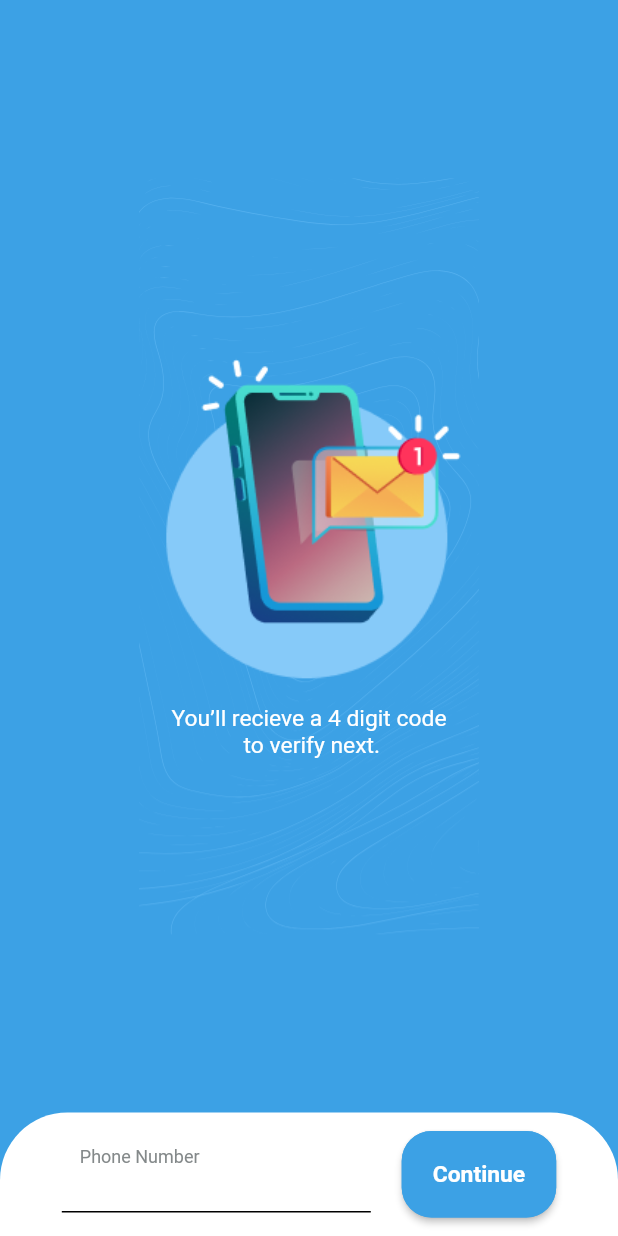
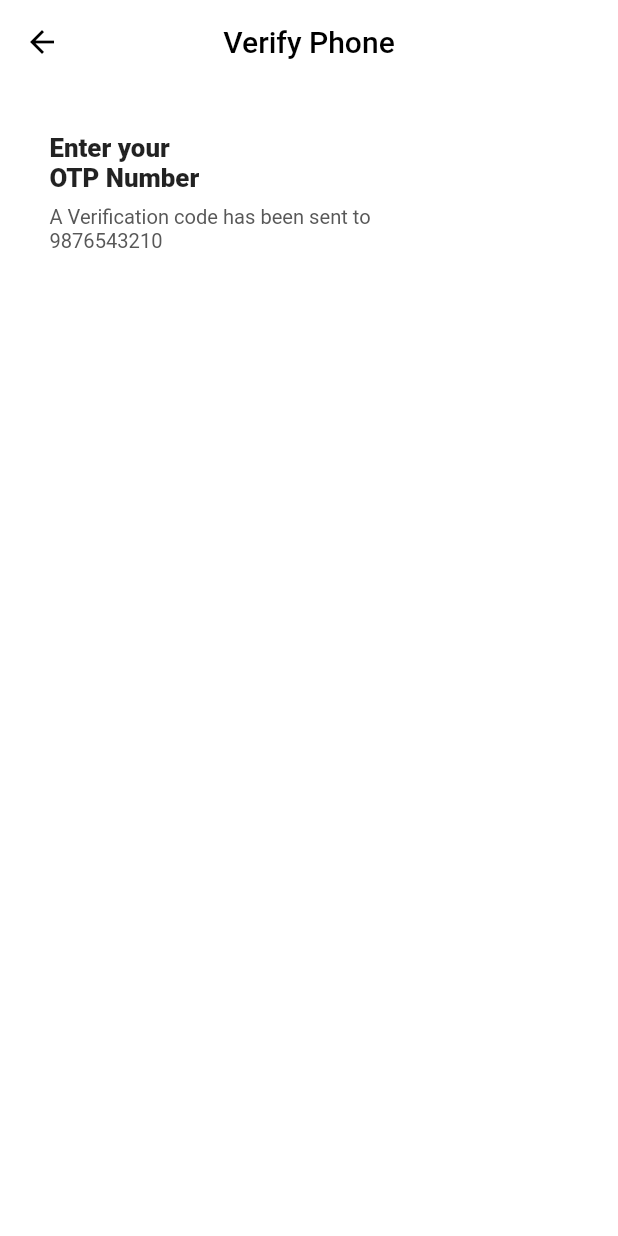
Before and after one commit to rishal-ahmed/summit_ias, a Flutter app: the ScreenVerification screen opened by its route, on a phone screen of 412 x 824 dp. Run offline on Flutter 3.47's test engine with Material 2 defaults, Android fonts, the phone set to English and light mode, and no system bars; our stand-ins replace flutter_svg_provider, google_fonts, responsive_sizer, slider_button.

Commit message:
Verification ~ OTP UI -> Started!

```diff
--- a/lib/core/constant/colors.dart
+++ b/lib/core/constant/colors.dart
@@ -6,12 +6,10 @@ const Color kAppBarColor = Color(0XFF3CA1E5);
 const Color kBackgroundColor = Color(0xffE1E1E1);
 const Color kColorDim = Color(0XFF84898a);
 const Color kColorDim2 = Color(0xff999999);
-const Color kButtonYellow = Color(0XFFfee664);
 const Color hintColor = Color(0xff8d8d8d);
 const Color kColorDarkGrey = Color(0xff504E4E);
 const Color kColorDivider = Color(0xffE1E1E1);
 const Color kColorDividerHome = Color(0xFFF5F5F5);
-const Color kColorGreen = Color(0xff0AA06E);
 const Color kColorBorder = Color(0x1f000000);
 const Color kColorTextBorder = Color(0XFFCCCCCC);
 const Color kColorGreyBlack = Color(0xff323232);
--- a/lib/core/routes/route_generator.dart
+++ b/lib/core/routes/route_generator.dart
@@ -1,5 +1,6 @@
 import 'package:flutter/material.dart';
 import 'package:summit_ias/core/routes/routes.dart';
+import 'package:summit_ias/presentation/screens/auth/verification/screen_phone_number.dart';
 import 'package:summit_ias/presentation/screens/auth/verification/screen_verification.dart';
 import 'package:summit_ias/presentation/screens/intro/screen_intro.dart';
 import 'package:summit_ias/presentation/screens/main/screen_main.dart';
@@ -23,6 +24,8 @@ class RouteGenerator {
         return MaterialPageRoute(builder: (_) => const ScreenMain());
 
       //==================== Authentication ====================
+      case routePhoneNumber:
+        return MaterialPageRoute(builder: (_) => const ScreenPhoneNumber());
       case routeVerification:
         return MaterialPageRoute(builder: (_) => const ScreenVerification());
 
--- a/lib/core/routes/routes.dart
+++ b/lib/core/routes/routes.dart
@@ -13,6 +13,7 @@ const String routeMain = '/main';
 const String routeHome = '/home';
 
 //=-=-=-=-=- Authentication -=-=-=-=-=
+const String routePhoneNumber = '/phone_number';
 const String routeVerification = '/verification';
 const String routeLogin = '/login';
 const String routeRegister = '/register';
--- a/lib/main.dart
+++ b/lib/main.dart
@@ -1,7 +1,6 @@
 import 'package:flutter/material.dart';
 import 'package:google_fonts/google_fonts.dart';
 import 'package:responsive_sizer/responsive_sizer.dart';
-import 'package:summit_ias/core/constant/colors.dart';
 import 'package:summit_ias/core/routes/route_generator.dart';
 import 'package:summit_ias/core/routes/routes.dart';
 
@@ -21,9 +20,7 @@ class MyApp extends StatelessWidget {
           title: 'Summit IAS',
           theme: ThemeData(
             primarySwatch: Colors.lightBlue,
-            fontFamily: GoogleFonts.robotoFlex(
-              color: kWhite,
-            ).fontFamily,
+            fontFamily: GoogleFonts.robotoFlex().fontFamily,
           ),
           debugShowCheckedModeBanner: false,
           onGenerateRoute: RouteGenerator.generateRoute,
--- a/lib/presentation/screens/auth/verification/screen_verification.dart
+++ b/lib/presentation/screens/auth/verification/screen_verification.dart
@@ -1,12 +1,8 @@
 import 'package:flutter/material.dart';
-import 'package:flutter_svg_provider/flutter_svg_provider.dart';
 import 'package:responsive_sizer/responsive_sizer.dart';
 import 'package:summit_ias/core/constant/colors.dart';
-import 'package:summit_ias/core/constant/images.dart';
 import 'package:summit_ias/core/constant/sizes.dart';
-import 'package:summit_ias/domain/utils/validators/validators.dart';
-import 'package:summit_ias/presentation/widgets/buttons/custom_material_button.dart';
-import 'package:summit_ias/presentation/widgets/text_fields/text_field_widget.dart';
+import 'package:summit_ias/presentation/widgets/app_bars/app_bar_widget.dart';
 
 class ScreenVerification extends StatelessWidget {
   const ScreenVerification({super.key});
@@ -14,83 +10,34 @@ class ScreenVerification extends StatelessWidget {
   @override
   Widget build(BuildContext context) {
     return Scaffold(
-      backgroundColor: primaryColor,
-      body: SingleChildScrollView(
+      backgroundColor: kWhite,
+      appBar: const AppBarWidget(
+        title: Text('Verify Phone'),
+        backgroundColor: kWhite,
+        elevation: 0,
+      ),
+      body: Padding(
+        padding: EdgeInsets.all(8.w),
         child: Column(
+          crossAxisAlignment: CrossAxisAlignment.start,
           children: [
-            Container(
-              height: 90.h,
-              width: 55.w,
-              alignment: Alignment.center,
-              decoration: const BoxDecoration(
-                color: primaryColor,
-                image: DecorationImage(
-                  image: Svg(kBgLines),
-                  fit: BoxFit.cover,
-                  alignment: Alignment.center,
-                ),
-              ),
-              child: Column(
-                mainAxisSize: MainAxisSize.min,
-                children: [
-                  Image.asset(
-                    kImageOTP,
-                    width: 55.w,
-                    height: 55.w,
-                  ),
-                  dHeight1,
-                  Text(
-                    'You’ll recieve a 4 digit code\n to verify next.',
-                    textAlign: TextAlign.center,
-                    style: TextStyle(
-                      color: kWhite,
-                      fontSize: 16.sp,
-                    ),
-                  )
-                ],
+            Text(
+              'Enter your\nOTP Number',
+              style: TextStyle(
+                fontWeight: FontWeight.w800,
+                fontSize: 17.sp,
+                color: kBlack87,
               ),
             ),
-            Container(
-              width: double.infinity,
-              height: 10.h,
-              alignment: Alignment.center,
-              decoration: const BoxDecoration(
-                color: kWhite,
-                borderRadius: BorderRadius.only(
-                  topLeft: Radius.circular(45),
-                  topRight: Radius.circular(45),
-                ),
+            dHeight1,
+            Text(
+              'A Verification code has been sent to \n9876543210',
+              style: TextStyle(
+                fontSize: 15.sp,
+                color: const Color(0xff585858),
+                // color: kColorDim2,
               ),
-              child: FractionallySizedBox(
-                widthFactor: .8,
-                heightFactor: .7,
-                alignment: Alignment.center,
-                child: Row(
-                  children: [
-                    Expanded(
-                      flex: 6,
-                      child: TextFeildWidget(
-                        labelText: 'Phone Number',
-                        floatingLabelBehavior: FloatingLabelBehavior.always,
-                        inputBorder: const UnderlineInputBorder(),
-                        textInputType: TextInputType.phone,
-                        inputFormatters: Validators.digitsOnly,
-                      ),
-                    ),
-                    dWidth5,
-                    Expanded(
-                      flex: 3,
-                      child: CustomMaterialBtton(
-                        onPressed: () {},
-                        buttonText: 'Continue',
-                        height: double.infinity,
-                        borderRadius: BorderRadius.circular(20),
-                      ),
-                    ),
-                  ],
-                ),
-              ),
-            ),
+            )
           ],
         ),
       ),
--- /dev/null
+++ b/lib/presentation/widgets/app_bars/app_bar_widget.dart
@@ -0,0 +1,40 @@
+import 'package:flutter/material.dart';
+import 'package:summit_ias/core/constant/colors.dart';
+
+class AppBarWidget extends StatelessWidget with PreferredSizeWidget {
+  const AppBarWidget({
+    Key? key,
+    this.title,
+    this.actions,
+    this.leading,
+    this.elevation,
+    this.backgroundColor = kAppBarColor,
+    this.bottom,
+    this.centerTitle = true,
+    this.foregroundColor,
+  }) : super(key: key);
+  final Widget? title;
+  final Widget? leading;
+  final List<Widget>? actions;
+  final double? elevation;
+  final Color? backgroundColor;
+  final PreferredSizeWidget? bottom;
+  final bool? centerTitle;
+  final Color? foregroundColor;
+  @override
+  Widget build(BuildContext context) {
+    return AppBar(
+      backgroundColor: backgroundColor,
+      elevation: elevation,
+      leading: leading,
+      title: title,
+      centerTitle: centerTitle,
+      foregroundColor: foregroundColor,
+      bottom: bottom,
+      actions: actions,
+    );
+  }
+
+  @override
+  Size get preferredSize => Size.fromHeight(AppBar().preferredSize.height);
+}
--- a/pubspec.yaml
+++ b/pubspec.yaml
@@ -37,6 +37,7 @@ dependencies:
   google_fonts: ^3.0.1
   intl: ^0.17.0
   responsive_sizer: ^3.1.1
+  slider_button: ^2.0.0
 
 dev_dependencies:
 
```
Also changed, not shown: lib/presentation/screens/auth/verification/screen_phone_number.dart (added, +116 -0 lines), lib/presentation/screens/intro/screen_intro.dart (+50 -25 lines), lib/presentation/widgets/app_bars/app_bar_search_widget.dart.dart (added, +69 -0 lines), pubspec.lock.
